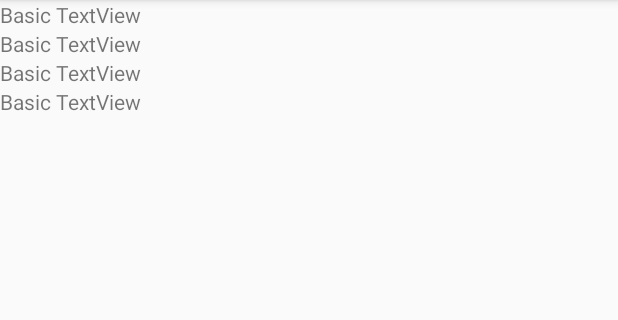
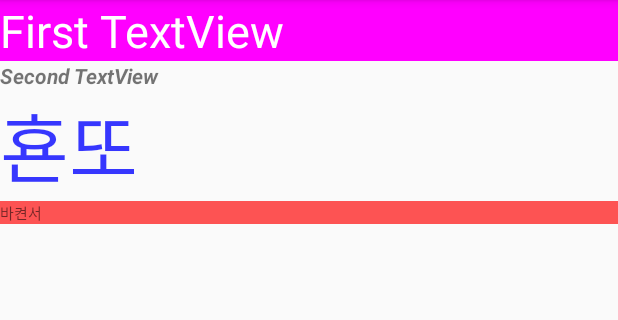
Before and after one commit to kimyounkyoung/JavaWidgetControl, an Android app: the screen it shows after launch (MainActivity), on a phone screen of 412 x 824 dp, the part 84-404 px from its top. Run offline under Robolectric (Android 15) with nearby library versions, the phone set to English and light mode, and no system bars.

Commit message:
#2 change widget in the java

```diff
--- a/app/src/main/java/passposs2/kr/hs/emirim/javawidgetcontrol/MainActivity.java
+++ b/app/src/main/java/passposs2/kr/hs/emirim/javawidgetcontrol/MainActivity.java
@@ -1,7 +1,10 @@
 package passposs2.kr.hs.emirim.javawidgetcontrol;
 
+import android.graphics.Color;
+import android.graphics.Typeface;
 import android.support.v7.app.AppCompatActivity;
 import android.os.Bundle;
+import android.widget.TextView;
 
 public class MainActivity extends AppCompatActivity {
 
@@ -9,5 +12,27 @@ public class MainActivity extends AppCompatActivity {
     protected void onCreate(Bundle savedInstanceState) {
         super.onCreate(savedInstanceState);
         setContentView(R.layout.activity_main);
+
+        TextView text1=(TextView) findViewById(R.id.text1);
+        TextView text2=(TextView) findViewById(R.id.text2);
+        TextView text3=(TextView) findViewById(R.id.text3);
+        TextView text4=(TextView) findViewById(R.id.text4);
+
+        text1.setText("First TextView");
+        text1.setTextSize(30);
+        text1.setBackgroundColor(Color.rgb(255,0,255));
+        text1.setTextColor(Color.WHITE);
+
+        text2.setText(R.string.text2_str);
+        text2.setTypeface(Typeface.SANS_SERIF, Typeface.BOLD_ITALIC);
+
+        text3.setTextSize(50);
+        text3.setTextColor(Color.argb(200,0,0,255));
+        text3.setText("횬또");
+
+        text4.setText("바켠서");
+        text4.setTextSize(10);
+        text4.setBackgroundColor(Color.argb(170,255,0,0));
+
     }
 }
--- a/app/src/main/res/values/strings.xml
+++ b/app/src/main/res/values/strings.xml
@@ -1,3 +1,4 @@
 <resources>
     <string name="app_name">JavaWidgetControl</string>
+    <string name="text2_str">Second TextView</string>
 </resources>
```
